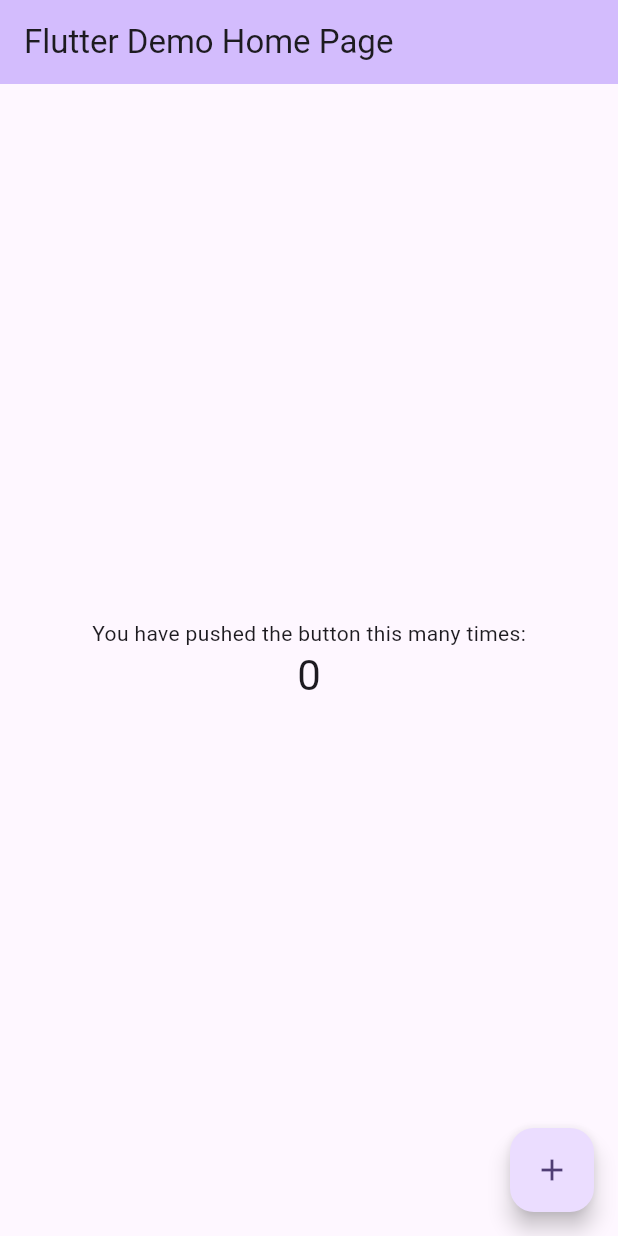
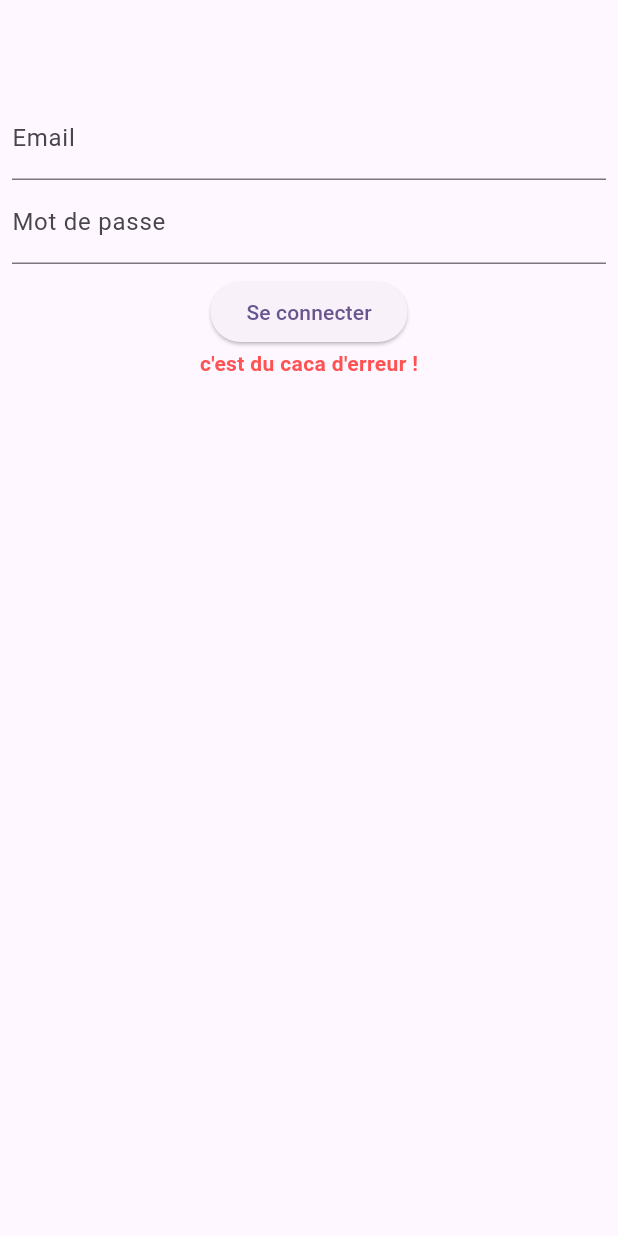
Before and after one commit to Saralune/dartLearning, a Flutter app: the screen it shows after launch, on a phone screen of 412 x 824 dp. Run offline on Flutter 3.47's test engine with Material 3 defaults, Android fonts, the phone set to English and light mode, and no system bars; missing offline and left inert: extension_flutter_tools.

Commit message:
start project - add form and loginViewModel

```diff
--- a/flutter_archi/lib/main.dart
+++ b/flutter_archi/lib/main.dart
@@ -1,4 +1,6 @@
 import 'package:flutter/material.dart';
+import 'package:flutter_archi/ui/screens/login_screen.dart';
+import 'package:flutter_archi/ui/screens/login_viewmodel.dart';
 
 void main() {
   runApp(const MyApp());
@@ -7,119 +9,15 @@
 class MyApp extends StatelessWidget {
   const MyApp({super.key});
 
-  // This widget is the root of your application.
   @override
   Widget build(BuildContext context) {
     return MaterialApp(
-      title: 'Flutter Demo',
+      title: 'Test Archi & Nav',
       theme: ThemeData(
-        // This is the theme of your application.
-        //
-        // TRY THIS: Try running your application with "flutter run". You'll see
-        // the application has a purple toolbar. Then, without quitting the app,
-        // try changing the seedColor in the colorScheme below to Colors.green
-        // and then invoke "hot reload" (save your changes or press the "hot
-        // reload" button in a Flutter-supported IDE, or press "r" if you used
-        // the command line to start the app).
-        //
-        // Notice that the counter didn't reset back to zero; the application
-        // state is not lost during the reload. To reset the state, use hot
-        // restart instead.
-        //
-        // This works for code too, not just values: Most code changes can be
-        // tested with just a hot reload.
         colorScheme: ColorScheme.fromSeed(seedColor: Colors.deepPurple),
         useMaterial3: true,
       ),
-      home: const MyHomePage(title: 'Flutter Demo Home Page'),
+      home: LoginScreen(LoginViewModel()),
     );
   }
 }
-
-class MyHomePage extends StatefulWidget {
-  const MyHomePage({super.key, required this.title});
-
-  // This widget is the home page of your application. It is stateful, meaning
-  // that it has a State object (defined below) that contains fields that affect
-  // how it looks.
-
-  // This class is the configuration for the state. It holds the values (in this
-  // case the title) provided by the parent (in this case the App widget) and
-  // used by the build method of the State. Fields in a Widget subclass are
-  // always marked "final".
-
-  final String title;
-
-  @override
-  State<MyHomePage> createState() => _MyHomePageState();
-}
-
-class _MyHomePageState extends State<MyHomePage> {
-  int _counter = 0;
-
-  void _incrementCounter() {
-    setState(() {
-      // This call to setState tells the Flutter framework that something has
-      // changed in this State, which causes it to rerun the build method below
-      // so that the display can reflect the updated values. If we changed
-      // _counter without calling setState(), then the build method would not be
-      // called again, and so nothing would appear to happen.
-      _counter++;
-    });
-  }
-
-  @override
-  Widget build(BuildContext context) {
-    // This method is rerun every time setState is called, for instance as done
-    // by the _incrementCounter method above.
-    //
-    // The Flutter framework has been optimized to make rerunning build methods
-    // fast, so that you can just rebuild anything that needs updating rather
-    // than having to individually change instances of widgets.
-    return Scaffold(
-      appBar: AppBar(
-        // TRY THIS: Try changing the color here to a specific color (to
-        // Colors.amber, perhaps?) and trigger a hot reload to see the AppBar
-        // change color while the other colors stay the same.
-        backgroundColor: Theme.of(context).colorScheme.inversePrimary,
-        // Here we take the value from the MyHomePage object that was created by
-        // the App.build method, and use it to set our appbar title.
-        title: Text(widget.title),
-      ),
-      body: Center(
-        // Center is a layout widget. It takes a single child and positions it
-        // in the middle of the parent.
-        child: Column(
-          // Column is also a layout widget. It takes a list of children and
-          // arranges them vertically. By default, it sizes itself to fit its
-          // children horizontally, and tries to be as tall as its parent.
-          //
-          // Column has various properties to control how it sizes itself and
-          // how it positions its children. Here we use mainAxisAlignment to
-          // center the children vertically; the main axis here is the vertical
-          // axis because Columns are vertical (the cross axis would be
-          // horizontal).
-          //
-          // TRY THIS: Invoke "debug painting" (choose the "Toggle Debug Paint"
-          // action in the IDE, or press "p" in the console), to see the
-          // wireframe for each widget.
-          mainAxisAlignment: MainAxisAlignment.center,
-          children: <Widget>[
-            const Text(
-              'You have pushed the button this many times:',
-            ),
-            Text(
-              '$_counter',
-              style: Theme.of(context).textTheme.headlineMedium,
-            ),
-          ],
-        ),
-      ),
-      floatingActionButton: FloatingActionButton(
-        onPressed: _incrementCounter,
-        tooltip: 'Increment',
-        child: const Icon(Icons.add),
-      ), // This trailing comma makes auto-formatting nicer for build methods.
-    );
-  }
-}
--- /dev/null
+++ b/flutter_archi/lib/ui/screens/login_screen.dart
@@ -0,0 +1,55 @@
+import 'package:flutter/material.dart';
+
+import 'login_viewmodel.dart';
+
+class LoginScreen extends StatelessWidget {
+  final LoginViewModel _viewModel;
+  const LoginScreen(this._viewModel, {Key? key}) : super(key: key);
+
+  @override
+  Widget build(BuildContext context) {
+    final errorMessage = _viewModel.errorMessage;
+
+    return Scaffold(
+      appBar: AppBar(),
+      body: Padding(
+          padding: const EdgeInsets.all(8.0),
+          child: Column(
+            children: [
+              TextFormField(
+                keyboardType: TextInputType.emailAddress,
+                autofillHints: const [
+                  AutofillHints.username,
+                  AutofillHints.email
+                ],
+                decoration: const InputDecoration(labelText: "Email"),
+              ),
+              TextFormField(
+                obscureText: true,
+                autofillHints: const [AutofillHints.password],
+                decoration: const InputDecoration(labelText: "Mot de passe"),
+              ),
+              const SizedBox(height: 8),
+              if (_viewModel.isLoading)
+                const Center(
+                  child: CircularProgressIndicator(),
+                )
+              else
+                Center(
+                  child: ElevatedButton(
+                      onPressed: _loggedInButtonPressed,
+                      child: const Text("Se connecter")),
+                ),
+              if (errorMessage != null)
+                Text(
+                  errorMessage,
+                  style: const TextStyle(
+                      color: Colors.redAccent, fontWeight: FontWeight.bold),
+                )
+            ],
+          )),
+    );
+  }
+
+  void _loggedInButtonPressed() {}
+}
--- /dev/null
+++ b/flutter_archi/lib/ui/screens/login_viewmodel.dart
@@ -0,0 +1,7 @@
+class LoginViewModel {
+  bool _isLoading = false;
+  String? _errorMessage = "c'est du caca d'erreur !";
+
+  bool get isLoading => _isLoading;
+  String? get errorMessage => _errorMessage;
+}
```
